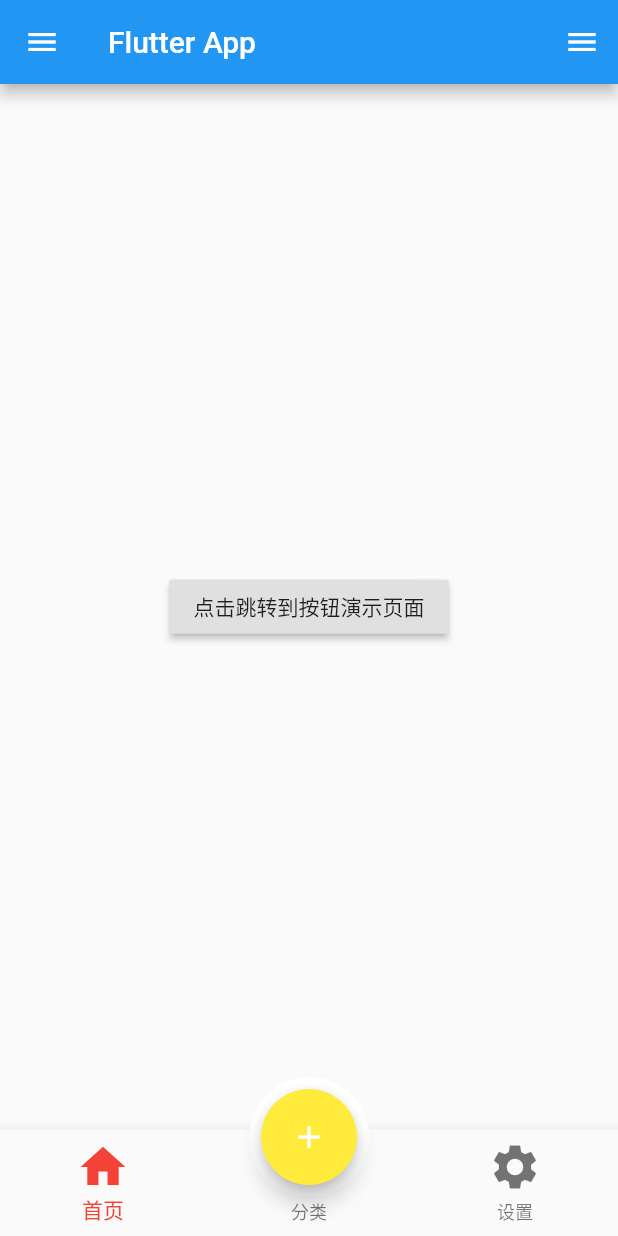
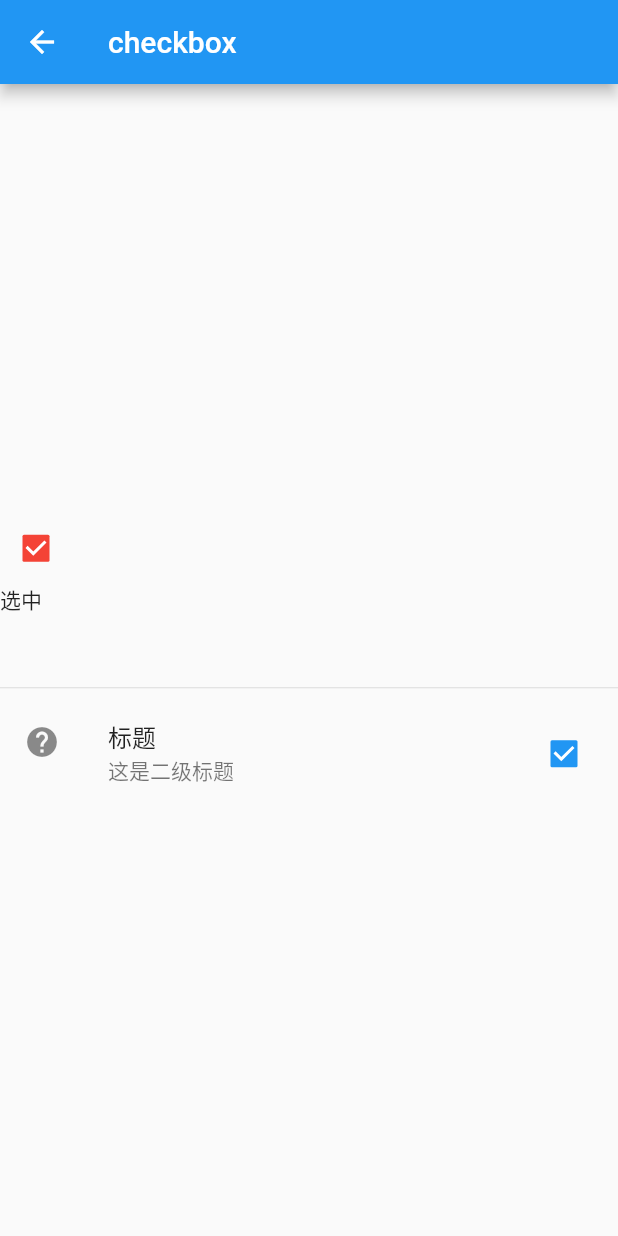
Before and after one commit to 844058576/flutterLearning, a Flutter app: the screen it shows after launch, on a phone screen of 412 x 824 dp. Run offline on Flutter 3.47's test engine with Material 2 defaults, Android fonts, the phone set to English and light mode, and no system bars.

Commit message:
TextField单行文本框 多行文本框 CheckBox CheckboxListTile

```diff
--- /dev/null
+++ b/lib/Pages/CheckBox.dart
@@ -0,0 +1,69 @@
+import 'package:flutter/material.dart';
+
+class CheckBoxDemo extends StatefulWidget {
+  CheckBoxDemo({Key key}) : super(key: key);
+
+  _CheckBoxDemoState createState() => _CheckBoxDemoState();
+}
+
+class _CheckBoxDemoState extends State<CheckBoxDemo> {
+
+  var flag=true;
+
+  @override
+  Widget build(BuildContext context) {
+    return Scaffold(
+        appBar: AppBar(
+          title: Text("checkbox"),
+        ),
+        body: Column(
+          mainAxisAlignment: MainAxisAlignment.center,
+          children: <Widget>[
+
+            Row(children: <Widget>[
+              Checkbox(
+                value: this.flag,
+                onChanged: (v){
+                  setState(() {
+                     this.flag=v;
+                  });
+                },
+                activeColor: Colors.red,
+              )
+            ]),
+            Row(
+              children: <Widget>[
+                Text(this.flag?"选中":"未选中")
+              ],
+            ),
+            SizedBox(height: 40),
+
+            // CheckboxListTile(
+            //    value: this.flag,
+            //     onChanged: (v){
+            //       setState(() {
+            //          this.flag=v;
+            //       });
+            //     },
+            //     title: Text("标题"),
+            //     subtitle:Text("这是二级标题") ,
+            // ),
+            Divider(),
+            CheckboxListTile(
+               value: this.flag,
+                onChanged: (v){
+                  setState(() {
+                     this.flag=v;
+                  });
+                },
+                title: Text("标题"),
+                subtitle:Text("这是二级标题") ,
+                secondary:Icon(Icons.help)
+            )
+
+          ],
+        ),
+
+    );
+  }
+}
--- a/lib/Pages/Tabs.dart
+++ b/lib/Pages/Tabs.dart
@@ -29,28 +29,6 @@ class _TabsState extends State<Tabs> {
         appBar: AppBar(
           title: Text("Flutter App"),
         ),
-        floatingActionButton: Container(
-          height: 80,
-          width: 80,
-          padding: EdgeInsets.all(8),
-          margin: EdgeInsets.only(top: 10),
-          decoration: BoxDecoration(
-            borderRadius: BorderRadius.circular(40),
-            color: Colors.white,
-          ),
-
-          child: FloatingActionButton(
-            child: Icon(Icons.add),
-            onPressed: (){
-               setState(() {  //改变状态
-                    this._currentIndex=1;
-                });
-
-            },
-            backgroundColor: this._currentIndex==1?Colors.red:Colors.yellow,
-          ),
-        ),
-        floatingActionButtonLocation: FloatingActionButtonLocation.centerDocked,
         body: this._pageList[this._currentIndex],
         bottomNavigationBar: BottomNavigationBar(
           currentIndex: this._currentIndex,   //配置对应的索引值选中
--- a/lib/main.dart
+++ b/lib/main.dart
@@ -12,7 +12,7 @@ class MyApp extends StatelessWidget {
     return MaterialApp(
       debugShowCheckedModeBanner:false ,  //去掉debug图标
       // home:Tabs(),
-      initialRoute: '/',     //初始化的时候加载的路由
+      initialRoute: '/checkBox',     //初始化的时候加载的路由
       onGenerateRoute: onGenerateRoute,
     );
   }
--- a/lib/routes/Routes.dart
+++ b/lib/routes/Routes.dart
@@ -3,10 +3,20 @@ import 'package:flutter/material.dart';
 import '../pages/Tabs.dart';
 
 import '../pages/Button.dart';
+
+import '../pages/TextField.dart';
+
+import '../pages/CheckBox.dart';
+
+import '../pages/Radio.dart';
+
 //配置路由
 final routes={
       '/':(context)=>Tabs(),
       '/buttonPage':(context)=>ButtonDemoPage(),
+      '/textField':(context)=>TextFieldDemoPage(),
+      '/checkBox':(context)=>CheckBoxDemo(),
+      '/radio':(context)=>RadioDemo(),
 };
 
 //固定写法
```
Also changed, not shown: lib/Pages/Button.dart (+3 -12 lines), lib/Pages/Radio.dart (added, +18 -0 lines), lib/Pages/TextField.dart (added, +141 -0 lines), lib/Pages/tabs/Home.dart (+22 -2 lines), lib/Pages/tabs/Category.dart (line endings or trailing spaces), lib/Pages/tabs/Setting.dart (line endings or trailing spaces).
